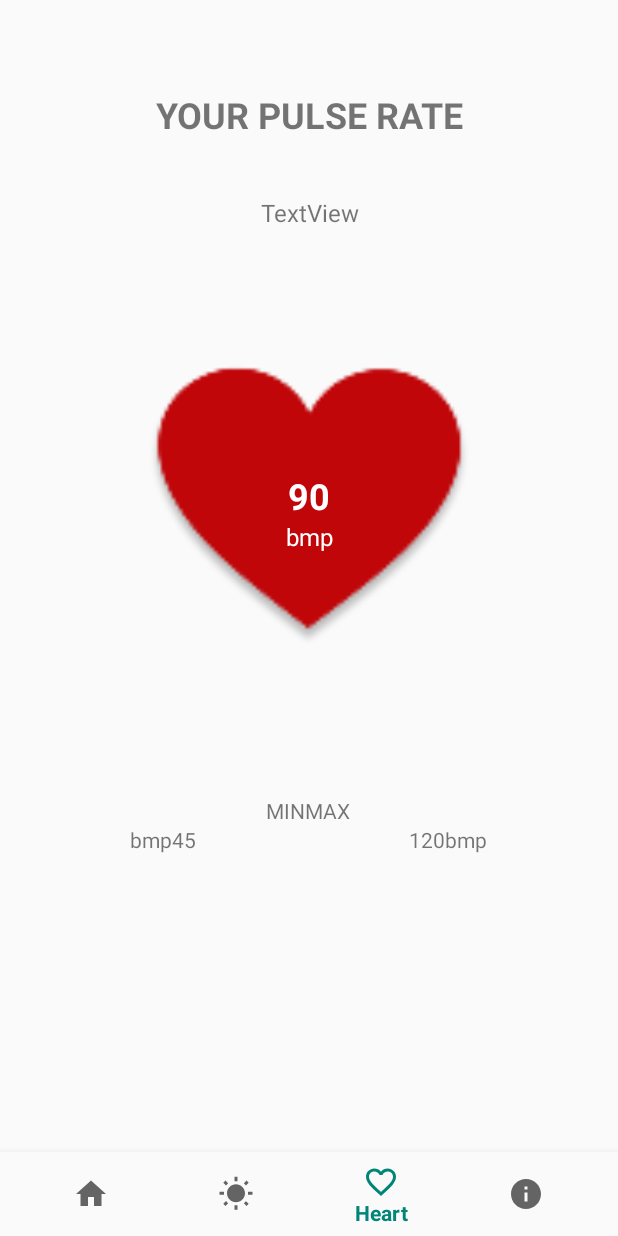
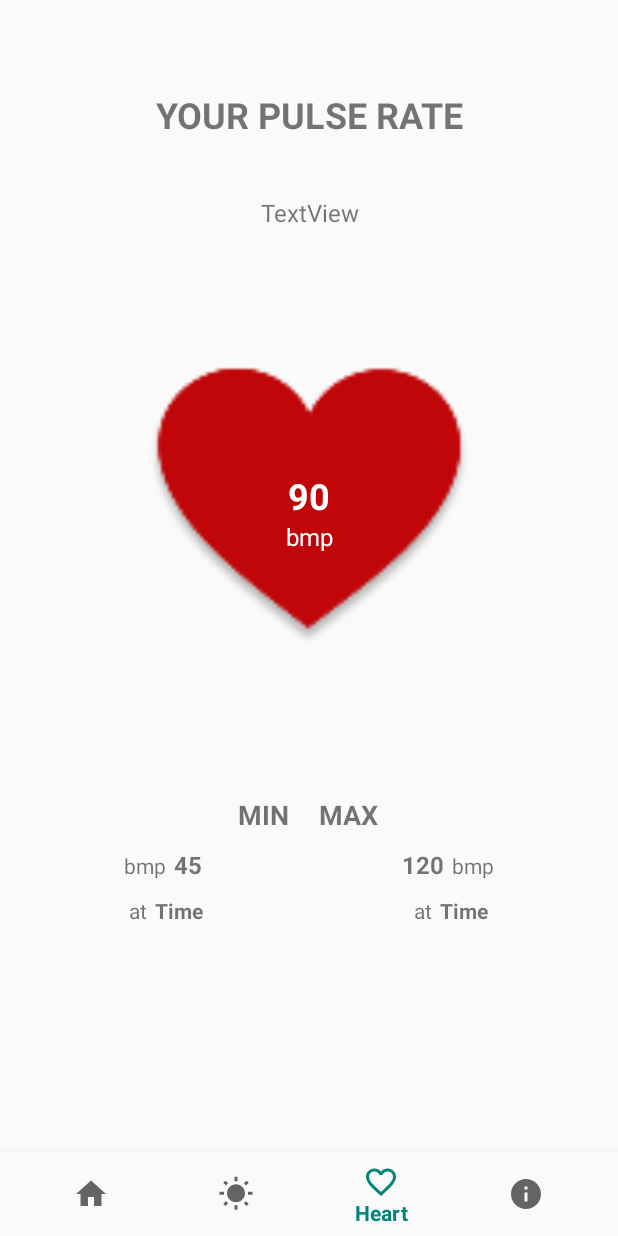
Before and after one commit to rsorima/UVWear, an Android app: the screen it shows after launch (MainActivity), item 3 of the bottom bar chosen, on a phone screen of 412 x 824 dp. Run offline under Robolectric (Android 15) with nearby library versions, the phone set to English and light mode, and no system bars.

Commit message:
Sat @6:39pm

```diff
--- a/app/src/main/res/layout/fragment_heart.xml
+++ b/app/src/main/res/layout/fragment_heart.xml
@@ -63,33 +63,42 @@
         <LinearLayout
             android:layout_width="match_parent"
             android:layout_height="wrap_content"
+            android:paddingBottom="10dp"
             android:orientation="horizontal">
 
             <TextView
                 android:id="@+id/textView16"
                 android:layout_width="wrap_content"
                 android:layout_height="wrap_content"
+                android:paddingRight="10dp"
                 android:layout_weight="1"
                 android:gravity="right"
-                android:text="MIN" />
+                android:text="MIN"
+                android:textSize="18sp"
+                android:textStyle="bold" />
 
             <TextView
                 android:id="@+id/textView17"
                 android:layout_width="wrap_content"
                 android:layout_height="wrap_content"
+                android:paddingLeft="10dp"
                 android:layout_weight="1"
-                android:text="MAX" />
+                android:text="MAX"
+                android:textSize="18sp"
+                android:textStyle="bold" />
         </LinearLayout>
 
         <LinearLayout
             android:layout_width="match_parent"
             android:layout_height="wrap_content"
+            android:paddingBottom="10dp"
             android:orientation="horizontal">
 
             <TextView
                 android:id="@+id/textView18"
                 android:layout_width="wrap_content"
                 android:layout_height="wrap_content"
+                android:paddingRight="5dp"
                 android:layout_weight="1"
                 android:gravity="right"
                 android:text="bmp" />
@@ -99,15 +108,20 @@
                 android:layout_width="wrap_content"
                 android:layout_height="wrap_content"
                 android:layout_weight="1"
-                android:text="45" />
+                android:text="45"
+                android:textSize="16sp"
+                android:textStyle="bold" />
 
             <TextView
                 android:id="@+id/textView20"
                 android:layout_width="wrap_content"
                 android:layout_height="wrap_content"
+                android:paddingRight="5dp"
                 android:layout_weight="1"
                 android:gravity="right"
-                android:text="120" />
+                android:text="120"
+                android:textSize="16sp"
+                android:textStyle="bold" />
 
             <TextView
                 android:id="@+id/textView21"
@@ -120,7 +134,42 @@
         <LinearLayout
             android:layout_width="match_parent"
             android:layout_height="match_parent"
-            android:orientation="horizontal"></LinearLayout>
+            android:orientation="horizontal">
+
+            <TextView
+                android:id="@+id/textView22"
+                android:layout_width="wrap_content"
+                android:layout_height="wrap_content"
+                android:paddingRight="5dp"
+                android:layout_weight="1"
+                android:gravity="right"
+                android:text="at" />
+
+            <TextView
+                android:id="@+id/textView23"
+                android:layout_width="wrap_content"
+                android:layout_height="wrap_content"
+                android:layout_weight="1"
+                android:text="Time"
+                android:textStyle="bold" />
+
+            <TextView
+                android:id="@+id/textView24"
+                android:layout_width="wrap_content"
+                android:layout_height="wrap_content"
+                android:paddingRight="5dp"
+                android:layout_weight="1"
+                android:gravity="right"
+                android:text="at" />
+
+            <TextView
+                android:id="@+id/textView25"
+                android:layout_width="wrap_content"
+                android:layout_height="wrap_content"
+                android:layout_weight="1"
+                android:text="Time"
+                android:textStyle="bold" />
+        </LinearLayout>
 
     </LinearLayout>
 </RelativeLayout>
--- a/app/src/main/res/layout/fragment_home.xml
+++ b/app/src/main/res/layout/fragment_home.xml
@@ -106,6 +106,15 @@
             android:orientation="vertical">
 
             <TextView
+                android:id="@+id/textView12"
+                android:layout_width="match_parent"
+                android:layout_height="wrap_content"
+                android:paddingTop="5dp"
+                android:text="Location"
+                android:textAlignment="center"
+                android:textStyle="bold" />
+
+            <TextView
                 android:id="@+id/LocationView"
                 android:layout_width="match_parent"
                 android:layout_height="wrap_content"
@@ -114,14 +123,6 @@
                 android:text="Current location"
                 android:textSize="16sp" />
 
-            <TextView
-                android:id="@+id/textView12"
-                android:layout_width="match_parent"
-                android:layout_height="wrap_content"
-                android:paddingTop="5dp"
-                android:text="Location"
-                android:textAlignment="center"
-                android:textStyle="bold" />
         </LinearLayout>
 
     </LinearLayout>
```
